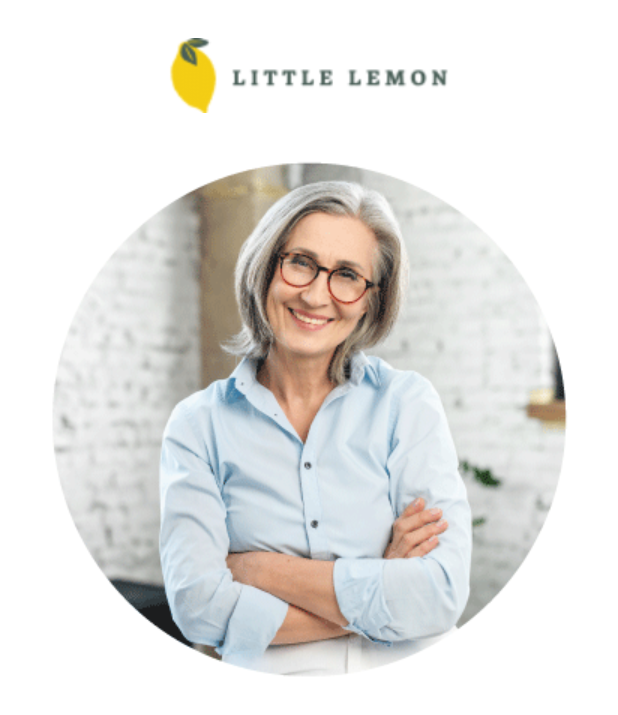
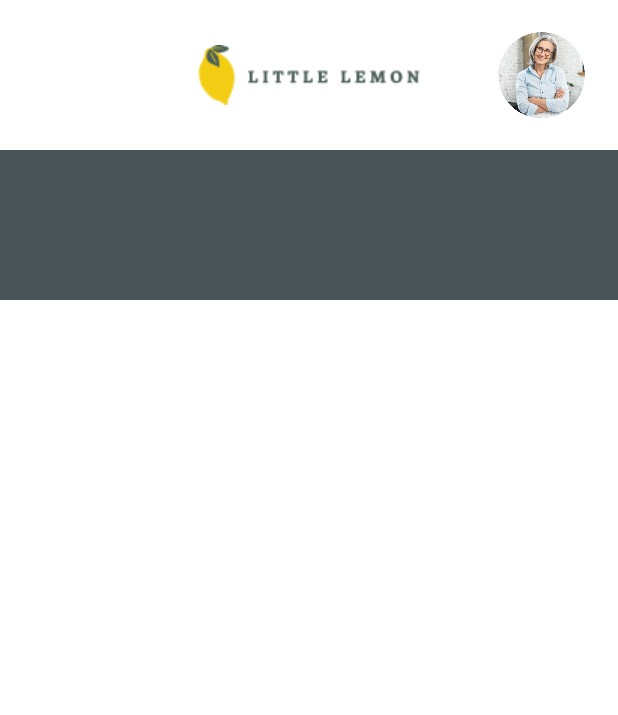
Before and after one commit to nekomaruh/little_lemon_capstone_meta_certification, an Android app built with Jetpack Compose: the screen it shows after launch (MainActivity), on a phone screen of 412 x 824 dp. Shown: the top 715 px of the screen. Run offline under Robolectric (Android 15) with nearby library versions, the phone set to English and light mode, and no system bars.

Commit message:
Fix header profile icon location

```diff
--- a/app/src/main/java/com/example/littlelemon/Home.kt
+++ b/app/src/main/java/com/example/littlelemon/Home.kt
@@ -2,40 +2,73 @@ package com.example.littlelemon
 
 import android.annotation.SuppressLint
 import androidx.compose.foundation.Image
+import androidx.compose.foundation.background
 import androidx.compose.foundation.clickable
 import androidx.compose.foundation.layout.Arrangement
+import androidx.compose.foundation.layout.Box
 import androidx.compose.foundation.layout.Column
+import androidx.compose.foundation.layout.Row
 import androidx.compose.foundation.layout.fillMaxWidth
+import androidx.compose.foundation.layout.height
+import androidx.compose.foundation.layout.padding
 import androidx.compose.material.Scaffold
 import androidx.compose.runtime.Composable
 import androidx.compose.ui.Alignment
 import androidx.compose.ui.Modifier
 import androidx.compose.ui.res.painterResource
+import androidx.compose.ui.unit.dp
 import androidx.navigation.NavController
 import com.example.littlelemon.ui.component.LemonHeader
+import com.example.littlelemon.ui.theme.LemonDarkGreen
+import com.example.littlelemon.ui.theme.LemonYellow
 
 @SuppressLint("UnusedMaterialScaffoldPaddingParameter")
 @Composable
 fun Home(navController: NavController) {
     Scaffold(
-        topBar = { LemonHeader() }
+        topBar = { ProfileLemonHeader(navController) }
     ) {
-        Content(navController)
+        Content()
     }
 }
 
 @Composable
-private fun Content(navController: NavController) {
+private fun ProfileLemonHeader(navController: NavController) {
+    LemonHeader()
+    Row(
+        horizontalArrangement = Arrangement.End,
+        verticalAlignment = Alignment.CenterVertically,
+        modifier = Modifier.padding(20.dp)
+    ) {
+        Box(modifier = Modifier.weight(1f))
+        ProfileImageButton(navController = navController)
+    }
+}
+
+@Composable
+private fun ProfileImageButton(navController: NavController) {
+    Image(
+        painter = painterResource(id = R.drawable.profile),
+        contentDescription = "",
+        modifier = Modifier
+            .height(60.dp)
+            .clickable {
+                navController.navigate(Profile.route)
+            }
+    )
+}
+
+@Composable
+private fun Content() {
     Column(
         modifier = Modifier.fillMaxWidth(),
         horizontalAlignment = Alignment.CenterHorizontally
-    ){
-        Image(
-            painter = painterResource(id = R.drawable.profile),
-            contentDescription = "",
-            modifier = Modifier.clickable {
-                navController.navigate(Profile.route)
-            }
+    ) {
+        Box(
+            modifier = Modifier
+                .background(color = LemonDarkGreen)
+                .fillMaxWidth()
+                .height(100.dp)
         )
     }
 }
--- a/app/src/main/java/com/example/littlelemon/ui/component/LemonHeader.kt
+++ b/app/src/main/java/com/example/littlelemon/ui/component/LemonHeader.kt
@@ -23,7 +23,7 @@ fun LemonHeader() {
             contentDescription = "",
             modifier = Modifier
                 .fillMaxWidth()
-                .height(50.dp)
+                .height(40.dp)
         )
     }
 }
```
